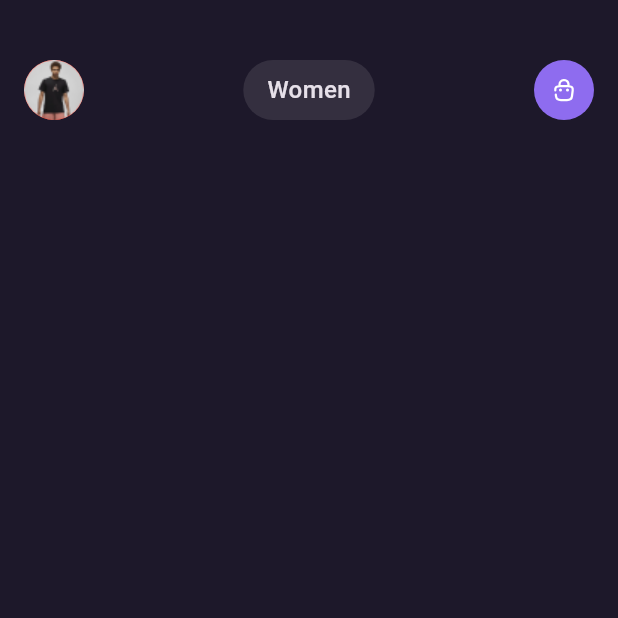
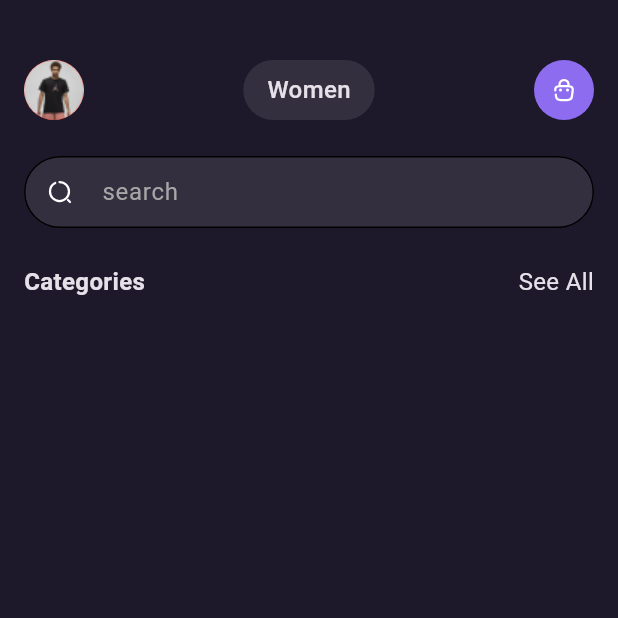
Before and after one commit to davidmarint/Ecommerce-anly, a Flutter app: the HomePage screen opened directly, on a phone screen of 412 x 824 dp, the top half of it. Run offline on Flutter 3.47's test engine with Material 3 defaults, Android fonts, the phone set to English and light mode, and no system bars; our stand-ins replace cloud_firestore, dartz, firebase_auth, firebase_core, flutter_bloc, flutter_svg and 1 more; accounts and stored records are empty; Roboto replaces fonts that are missing (CircularStd).

Commit message:
Implement category display feature with Firebase integration and search functionality

```diff
--- /dev/null
+++ b/lib/bloc/categories/categories_display_cubit.dart
@@ -0,0 +1,20 @@
+
+import 'package:ecommerce_anly/bloc/categories/categories_display_state.dart';
+import 'package:ecommerce_anly/domain/category/usecases/get_categories.dart';
+import 'package:ecommerce_anly/service_locator.dart';
+import 'package:flutter_bloc/flutter_bloc.dart';
+
+class CategoriesDisplayCubit extends Cubit<CategoriesDisplayState> {
+  CategoriesDisplayCubit() : super(CategoriesLoading());
+
+  void displayCategories() async {
+    var returnedData = await sl<GetCategoriesUseCase>().call();
+
+    returnedData.fold(
+      (failure) => emit(LoadCategoryFailure()),
+      (categories) => emit(CategoriesLoaded(categories: categories)),
+    );
+
+  }
+
+}
--- /dev/null
+++ b/lib/bloc/categories/categories_display_state.dart
@@ -0,0 +1,12 @@
+import 'package:ecommerce_anly/domain/category/entity/category.dart';
+
+abstract class CategoriesDisplayState {}
+
+class CategoriesLoading extends CategoriesDisplayState{}
+
+class CategoriesLoaded extends CategoriesDisplayState{
+  final List<CategoryEntity> categories;
+  CategoriesLoaded({required this.categories});
+}
+
+class LoadCategoryFailure extends CategoriesDisplayState {}
--- a/lib/core/configs/assets/app_vectors.dart
+++ b/lib/core/configs/assets/app_vectors.dart
@@ -5,4 +5,5 @@ class AppVectors {
   static const appLogo = '${basePath}logo$formant';
   static const emailSending = '${basePath}email_sending$formant';
   static const bag = '${basePath}bag$formant';
+  static const search = '${basePath}search$formant';
 }
--- /dev/null
+++ b/lib/data/category/source/category_firebase_sevice.dart
@@ -0,0 +1,22 @@
+import 'package:cloud_firestore/cloud_firestore.dart';
+import 'package:dartz/dartz.dart';
+
+abstract class CategoryFirebaseSevice {
+  Future<Either> getCategories();
+}
+
+class CategoryFirebaseSeviceImpl extends CategoryFirebaseSevice{
+  @override
+  Future<Either> getCategories() async {
+    try{
+    var categories = await FirebaseFirestore.instance
+        .collection('Categories')
+        .get();
+        //.then((value) => value.docs.map((e) => e.data()).toList());
+      return Right(categories.docs.map((e) => e.data()).toList());
+    } catch (e) {
+      return const Left('Please try again');
+    }
+  }
+
+}
--- /dev/null
+++ b/lib/domain/category/entity/category.dart
@@ -0,0 +1,8 @@
+class CategoryEntity {
+  final String title;
+  final String image;
+  final String categoryId;
+
+  CategoryEntity(
+      {required this.title, required this.image, required this.categoryId});
+}
--- /dev/null
+++ b/lib/domain/category/repository/category.dart
@@ -0,0 +1,6 @@
+
+import 'package:dartz/dartz.dart';
+
+abstract class CategoryRepository {
+  Future<Either> getCategories();
+}
--- /dev/null
+++ b/lib/domain/category/usecases/get_categories.dart
@@ -0,0 +1,11 @@
+import 'package:dartz/dartz.dart';
+import 'package:ecommerce_anly/core/useCase/useCase.dart';
+import 'package:ecommerce_anly/domain/category/repository/category.dart';
+import 'package:ecommerce_anly/service_locator.dart';
+
+class GetCategoriesUseCase implements Usecase<Either, dynamic> {
+  @override
+  Future<Either> call({dynamic params}) async {
+    return await sl<CategoryRepository>().getCategories();
+  }
+}
--- a/lib/presentation/home/pages/home.dart
+++ b/lib/presentation/home/pages/home.dart
@@ -1,4 +1,6 @@
+import 'package:ecommerce_anly/presentation/home/widgets/categories.dart';
 import 'package:ecommerce_anly/presentation/home/widgets/header.dart';
+import 'package:ecommerce_anly/presentation/home/widgets/search_field.dart';
 import 'package:flutter/material.dart';
 
 class HomePage extends StatelessWidget {
@@ -6,10 +8,14 @@ class HomePage extends StatelessWidget {
 
   @override
   Widget build(BuildContext context) {
-    return Scaffold(
+    return const Scaffold(
      body: SingleChildScrollView(child: Column(
       children: [
         Header(),
+        SizedBox(height: 24,),
+        SearchField(),
+        SizedBox(height: 24,),
+        Categories(),
       ],
            )),
     );
--- /dev/null
+++ b/lib/presentation/home/widgets/categories.dart
@@ -0,0 +1,94 @@
+import 'package:ecommerce_anly/bloc/categories/categories_display_cubit.dart';
+import 'package:ecommerce_anly/bloc/categories/categories_display_state.dart';
+import 'package:ecommerce_anly/domain/category/entity/category.dart';
+import 'package:flutter/material.dart';
+import 'package:flutter_bloc/flutter_bloc.dart';
+
+class Categories extends StatelessWidget {
+  const Categories({super.key});
+
+  @override
+  Widget build(BuildContext context) {
+    return BlocProvider(
+      create: (context) => CategoriesDisplayCubit()..displayCategories(),
+      child: BlocBuilder<CategoriesDisplayCubit, CategoriesDisplayState>(
+        builder: (context, state) {
+          if (state is CategoriesLoading) {
+            return const Center(
+              child: CircularProgressIndicator(),
+            );
+          }
+          if (state is CategoriesLoaded) {
+            return Column(
+              children: [
+                _seaAll(),
+                const SizedBox(
+                  height: 20,
+                ),
+                _categories(state.categories),
+              ],
+            );
+          }
+          return Container();
+        },
+      ),
+    );
+  }
+
+  Widget _seaAll() {
+    return const Padding(
+      padding:  EdgeInsets.symmetric(horizontal: 16.0),
+      child: Row(
+        mainAxisAlignment: MainAxisAlignment.spaceBetween,
+        children: [
+          Text(
+            'Categories',
+            style: TextStyle(fontSize: 16, fontWeight: FontWeight.bold),
+          ),
+          Text(
+            'See All',
+            style: TextStyle(fontSize: 16, fontWeight: FontWeight.w400),
+          )
+        ],
+      ),
+    );
+  }
+
+  Widget _categories(List<CategoryEntity> categories) {
+    return SizedBox(
+      height: 100,
+      child: ListView.separated(
+          scrollDirection: Axis.horizontal,
+          padding: const EdgeInsets.symmetric(horizontal: 16),
+          itemBuilder: (contetx, index) {
+            return Column(
+              children: [
+                Container(
+                  height: 60,
+                  width: 60,
+                  decoration: BoxDecoration(
+                      shape: BoxShape.circle,
+                      color: Colors.white,
+                       image: DecorationImage(
+                           fit: BoxFit.fill,
+                           image: NetworkImage(
+                                 categories[index].image,
+                           ))
+                          ),
+                ),
+                const SizedBox(
+                  height: 10,
+                ),
+                Text(
+                  categories[index].title,
+                  style: const TextStyle(
+                      fontWeight: FontWeight.w400, fontSize: 14),
+                )
+              ],
+            );
+          },
+          separatorBuilder: (context, index) => const SizedBox(width: 15),
+          itemCount: categories.length),
+    );
+  }
+}
--- a/lib/presentation/home/widgets/search_field.dart
+++ b/lib/presentation/home/widgets/search_field.dart
@@ -0,0 +1,37 @@
+
+import 'package:ecommerce_anly/core/configs/assets/app_vectors.dart';
+import 'package:flutter/material.dart';
+import 'package:flutter_svg/svg.dart';
+
+class SearchField extends StatelessWidget {
+  const SearchField({super.key});
+
+  @override
+  Widget build(BuildContext context) {
+    return Padding(
+       padding: const EdgeInsets.symmetric(
+         horizontal: 16
+       ),
+      child: TextField(
+        readOnly: true,
+        onTap: (){
+          //AppNavigator.push(context, const SearchPage());
+        },
+        decoration: InputDecoration(
+          contentPadding: const EdgeInsets.all(12),
+          focusedBorder: OutlineInputBorder(
+            borderRadius: BorderRadius.circular(50)
+          ),
+          enabledBorder: OutlineInputBorder(
+            borderRadius: BorderRadius.circular(50)
+          ),
+          prefixIcon: SvgPicture.asset(
+            AppVectors.search,
+            fit: BoxFit.none,
+          ),
+          hintText: 'search'
+        ),
+      ),
+    );
+  }
+}
```
Also changed, not shown: lib/data/category/models/category.dart (added, +46 -0 lines), lib/data/category/repository/category.dart (added, +21 -0 lines), lib/service_locator.dart (+13 -1 lines), assets/vectors/search.svg (added).
